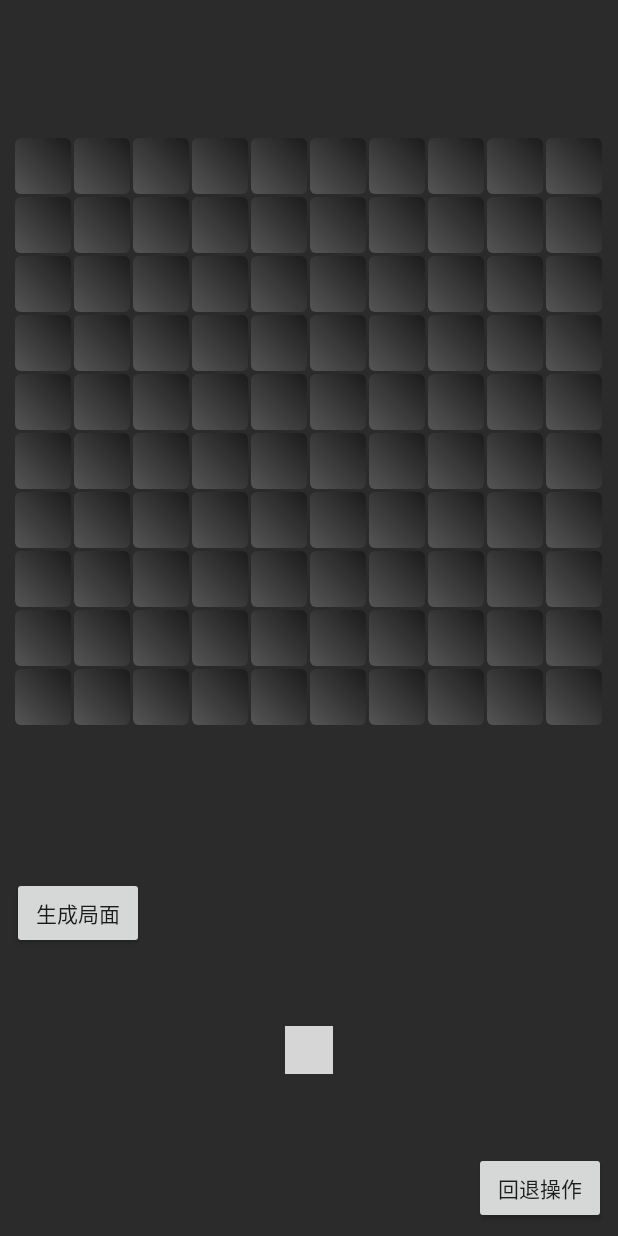
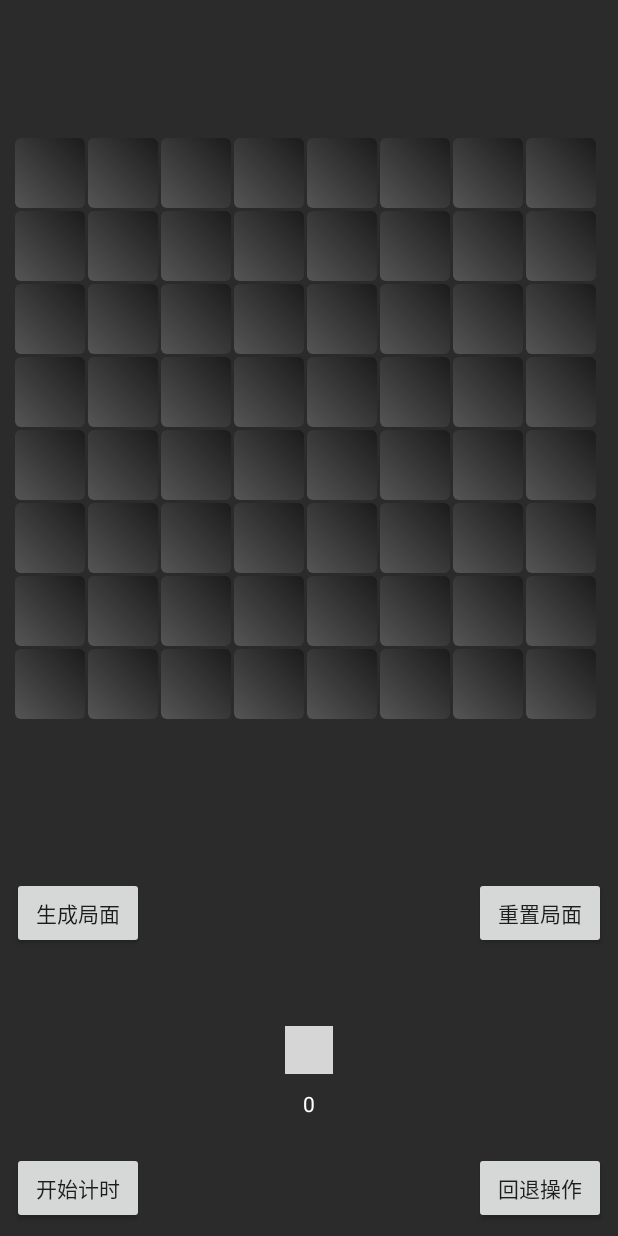
Before and after one commit to HYY-yu/TheLights, an Android app: the screen it shows after launch (MainActivity), on a phone screen of 412 x 824 dp. Run offline under Robolectric (Android 15) with nearby library versions, the phone set to English and light mode, and no system bars; libraries missing offline, so code that uses them is left out: com.daimajia.androidanimations, org.jetbrains.anko; plain views replace Chronometer; 7 statements that could not run were skipped; grey boxes are pictures that could not be loaded.

Commit message:
添加一些功能   完善MatrixLayout

```diff
--- a/app/build.gradle
+++ b/app/build.gradle
@@ -6,7 +6,7 @@ apply plugin: 'kotlin-android-extensions'
 
 android {
     compileSdkVersion 25
-    buildToolsVersion "26.0.1"
+    buildToolsVersion "25.0.3"
     defaultConfig {
         applicationId "com.example.yufeng.thelights"
         minSdkVersion 21
--- a/app/src/main/java/com/example/yufeng/thelights/MainActivity.kt
+++ b/app/src/main/java/com/example/yufeng/thelights/MainActivity.kt
@@ -1,6 +1,7 @@
 package com.example.yufeng.thelights
 
 import android.graphics.Color
+import android.graphics.Typeface
 import android.os.Bundle
 import android.os.Handler
 import android.support.v7.app.AppCompatActivity
@@ -9,8 +10,9 @@ import com.daimajia.androidanimations.library.Techniques
 import com.daimajia.androidanimations.library.YoYo
 import com.example.matrixlayout.BaseMatrixView
 import com.example.matrixlayout.Matrix
-import com.yvelabs.chronometer2.Chronometer
+import com.yvelabs.chronometer2.utils.FontUtils
 import kotlinx.android.synthetic.main.activity_main.*
+import org.jetbrains.anko.ctx
 import org.jetbrains.anko.sp
 import java.util.*
 import kotlin.collections.ArrayList
@@ -19,20 +21,30 @@ class MainActivity : AppCompatActivity() {
 
     val handler = Handler()
     val viewList = ArrayList<View>()
+    var step = 0
+    lateinit var fontLobster: Typeface
 
     override fun onCreate(savedInstanceState: Bundle?) {
         super.onCreate(savedInstanceState)
         setContentView(R.layout.activity_main)
+        fontLobster = FontUtils.getTypeface(
+                ctx,"fonts/segoeprb.ttf")
 
         val lightOn = getDrawable(R.drawable.bg_light_on)
         val lightOff = getDrawable(R.drawable.bg_light_off)
 
-        val matrixData = Array(10) { IntArray(10) { 0 } }
+        val matrixData = Array(8) { IntArray(8) { 0 } }
+
+        tvStepCount.typeface = fontLobster
+        tvStepCount.text = step.toString()
+        tvStepCount.setTextColor(Color.WHITE)
+        tvStepCount.textSize = sp(12).toFloat()
 
         matrixLayout.setMatrix(matrixData)
                 .setMatrixView(BaseMatrixView(matrixLayout.context))
                 .setMatrixOnClickListener { view, matrix ->
                     run {
+
                         val x = view.matrixX
                         val y = view.matrixY
 
@@ -68,32 +80,49 @@ class MainActivity : AppCompatActivity() {
                         }
 
                         matrixLayout.refreshTransform()
+                        step++
+                        tvStepCount.text = step.toString()
                     }
                 }
                 .addStatus(0, lightOff)
                 .addStatus(1, lightOn)
                 .refresh()
 
-        btn_start.setOnClickListener { v ->
+        btnStartAuto.setOnClickListener { v ->
             //随机选择一个方块，点击
             //执行n次
             handler.postDelayed(MyRunnable(), 2000)
         }
 
-        btn_back.setOnClickListener {
+        btnBack.setOnClickListener {
             //回退
             matrixLayout.matrix().back { step, x, y, oldElem, newElem, total ->
                 val matrix = matrixLayout.matrix()
                 matrix.set(x, y, oldElem)
             }
             matrixLayout.refresh()
+            step--
+            tvStepCount.text = step.toString()
         }
 
-//        chronometer.setTypeFace(Chronometer.getTypeface_SQUID_SMALL_CAPS(this))
-//        chronometer.setTextSize(sp(14).toFloat())
-//        chronometer.setTextColor(Color.WHITE)
-        chronometer.start()
 
+
+        btnReset.setOnClickListener {
+            matrixLayout.matrix().reset()
+            matrixLayout.refresh()
+            step = 0
+            tvStepCount.text = step.toString()
+            chronometer.reset()
+        }
+
+        chronometer.setTypeFace(fontLobster)
+        chronometer.setTextSize(sp(14).toFloat())
+        chronometer.setTextColor(Color.WHITE)
+        chronometer.setTextBold(false)
+
+        btnStartGame.setOnClickListener {
+            chronometer.start()
+        }
     }
 
     private fun playViewAnim(v: View) {
--- a/app/src/main/res/layout/activity_main.xml
+++ b/app/src/main/res/layout/activity_main.xml
@@ -42,10 +42,18 @@
         app:layout_constraintTop_toBottomOf="@id/guideline">
 
         <Button
-            android:id="@+id/btn_start"
+            android:id="@+id/btnStartAuto"
             android:layout_width="wrap_content"
             android:layout_height="wrap_content"
             android:text="生成局面" />
+
+        <Button
+            android:id="@+id/btnStartGame"
+            android:layout_alignParentStart="true"
+            android:layout_alignParentBottom="true"
+            android:layout_width="wrap_content"
+            android:layout_height="wrap_content"
+            android:text="开始计时" />
 
         <com.yvelabs.chronometer2.Chronometer
             android:id="@+id/chronometer"
@@ -56,8 +64,25 @@
             android:layout_height="wrap_content"
             android:layout_weight="1" />
 
+        <TextView
+            android:id="@+id/tvStepCount"
+            android:layout_below="@id/chronometer"
+            android:layout_centerHorizontal="true"
+            android:layout_marginTop="6dp"
+            android:padding="4dp"
+            android:layout_width="wrap_content"
+            android:layout_height="wrap_content"/>
+
         <Button
-            android:id="@+id/btn_back"
+            android:id="@+id/btnReset"
+            android:layout_width="wrap_content"
+            android:layout_height="wrap_content"
+            android:layout_alignParentTop="true"
+            android:layout_alignParentEnd="true"
+            android:text="重置局面" />
+
+        <Button
+            android:id="@+id/btnBack"
             android:layout_width="wrap_content"
             android:layout_height="wrap_content"
             android:layout_alignParentBottom="true"
--- a/gradle.properties
+++ b/gradle.properties
@@ -13,6 +13,4 @@
 # http://www.gradle.org/docs/current/userguide/multi_project_builds.html#sec:decoupled_projects
 # org.gradle.parallel=true
 #Tue Sep 26 14:49:14 CST 2017
-systemProp.http.proxyHost=127.0.0.1
 org.gradle.jvmargs=-Xmx1536m
-systemProp.http.proxyPort=1080
--- a/matrixlayout/build.gradle
+++ b/matrixlayout/build.gradle
@@ -2,7 +2,7 @@ apply plugin: 'com.android.library'
 
 android {
     compileSdkVersion 25
-    buildToolsVersion "26.0.1"
+    buildToolsVersion "25.0.3"
 
 
     defaultConfig {
--- a/matrixlayout/src/main/java/com/example/matrixlayout/MatrixView.java
+++ b/matrixlayout/src/main/java/com/example/matrixlayout/MatrixView.java
@@ -4,7 +4,7 @@ import android.content.Context;
 import android.view.View;
 
 /**
- * 对MatrixView有特殊需求可继承MatrixView实现copy()方法  (注意 MatrixView必须为正方形)
+ * 对MatrixView有特殊需求可继承MatrixView实现copy()方法  (注意 MatrixView 必须为正方形)
  *
  * Created by yufeng on 17-9-27.
  */
```
Also changed, not shown: matrixlayout/src/main/java/com/example/matrixlayout/Matrix.java (+6 -1 lines), app/src/main/assets/fonts/Lobster-Regular.ttf (added), app/src/main/assets/fonts/segoeprb.ttf (added), gradle/wrapper/gradle-wrapper.properties.
